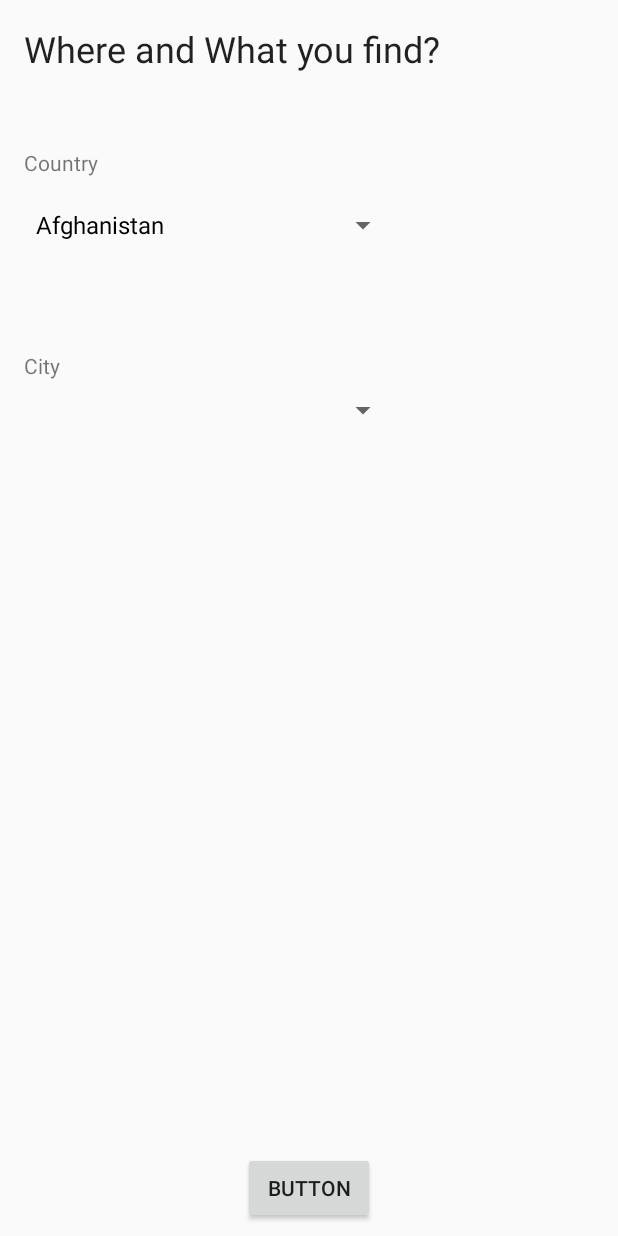
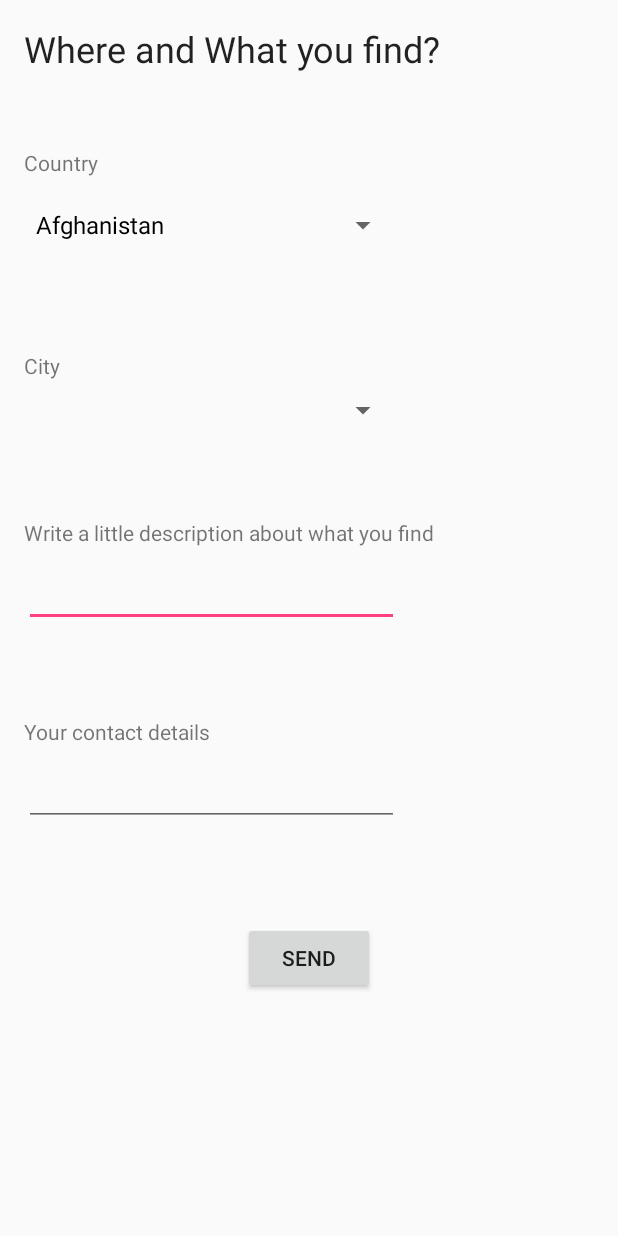
Before and after one commit to oli799/Findit, an Android app: the findActivity screen opened directly, with no data from a screen before it, on a phone screen of 412 x 824 dp. Run offline under Robolectric (Android 15) with nearby library versions, the phone set to English and light mode, and no system bars; 1 statement that could not run was skipped.

Commit message:
city/country jshon  final

```diff
--- a/app/src/main/java/rdev/findit/findActivity.java
+++ b/app/src/main/java/rdev/findit/findActivity.java
@@ -9,6 +9,7 @@ import android.view.View;
 import android.widget.AdapterView;
 import android.widget.ArrayAdapter;
 import android.widget.Button;
+import android.widget.EditText;
 import android.widget.Spinner;
 import android.widget.TextView;
 
@@ -29,9 +30,17 @@ import java.util.List;
 
 public class findActivity extends AppCompatActivity {
 
+    private final String URL = "https://raw.githubusercontent.com/David-Haim/CountriesToCitiesJSON/master/countriesToCities.json";
+
+
     private Spinner spinner_country;
     private Spinner spinner_city;
+    private Button button_send;
+    private EditText edittext_desc;
+    private EditText edittrex_contact;
     private List<String> spinnerArray;
+
+
 
 
 
@@ -44,6 +53,10 @@ public class findActivity extends AppCompatActivity {
 
         spinner_country = (Spinner) findViewById(R.id.spinner_country);
         spinner_city = (Spinner) findViewById(R.id.spinner_city);
+        button_send =(Button) findViewById(R.id.button_Send);
+        edittext_desc = (EditText) findViewById(R.id.editText_Description);
+        edittrex_contact = (EditText) findViewById(R.id.editText_Contact);
+
 
 
 
@@ -61,12 +74,14 @@ public class findActivity extends AppCompatActivity {
         //SPINNER_COUNTRY_ADAPTER_FELTÖLTÉSE
 
 
+
+
         //SPINNER_COUNTRY_ADAPTER_KIVÁLASZTÁS_ÉRZÉKELÉS_ÉS_ASYNC_MEGHÍVÁSA
 
         spinner_country.setOnItemSelectedListener(new AdapterView.OnItemSelectedListener() {
             @Override
             public void onItemSelected(AdapterView<?> adapterView, View view, int i, long l) {
-                new JSONTask().execute("https://raw.githubusercontent.com/David-Haim/CountriesToCitiesJSON/master/countriesToCities.json");
+                new JSONTask().execute(URL);
             }
 
             @Override
@@ -172,10 +187,6 @@ public class findActivity extends AppCompatActivity {
             spinner_city.setAdapter(adapter);
 
 
-
-
-
-
         }
 
     }
--- a/app/src/main/res/layout/activity_find.xml
+++ b/app/src/main/res/layout/activity_find.xml
@@ -1,11 +1,24 @@
 <?xml version="1.0" encoding="utf-8"?>
-<android.support.constraint.ConstraintLayout
+
+    <ScrollView
     xmlns:android="http://schemas.android.com/apk/res/android"
     xmlns:app="http://schemas.android.com/apk/res-auto"
     xmlns:tools="http://schemas.android.com/tools"
     android:layout_width="match_parent"
+    android:layout_height="match_parent" >
+
+        <LinearLayout
+            android:layout_width="match_parent"
+            android:layout_height="wrap_content"
+            android:orientation="vertical">
+
+
+            <android.support.constraint.ConstraintLayout
+
+                android:layout_width="match_parent"
                 android:layout_height="match_parent"
                 tools:context="rdev.findit.lostActivity">
+
 
                 <TextView
                     android:id="@+id/textView_Title"
@@ -31,6 +44,7 @@
                     android:layout_marginLeft="16dp"/>
 
                 <Spinner
+
                     android:id="@+id/spinner_country"
                     android:layout_width="250dp"
                     android:layout_height="wrap_content"
@@ -39,7 +53,9 @@
                     app:layout_constraintStart_toStartOf="parent"
                     app:layout_constraintTop_toBottomOf="@+id/textView_Country"
                     android:layout_marginLeft="16dp"
-        android:spinnerMode="dropdown"/>
+                    android:spinnerMode="dropdown">
+
+                </Spinner>
 
                 <TextView
                     android:id="@+id/textView_City"
@@ -62,17 +78,69 @@
                     app:layout_constraintTop_toBottomOf="@+id/textView_City"
                     android:layout_marginLeft="16dp"/>
 
-    <Button
-        android:id="@+id/button"
+
+                <TextView
+                    android:id="@+id/textView_Description"
                     android:layout_width="wrap_content"
                     android:layout_height="wrap_content"
-        android:layout_marginBottom="8dp"
+                    android:layout_marginStart="16dp"
+                    android:layout_marginTop="60dp"
+                    android:text="@string/description"
+                    app:layout_constraintStart_toStartOf="parent"
+                    app:layout_constraintTop_toBottomOf="@+id/spinner_city"
+                    android:layout_marginLeft="16dp"/>
+
+                <EditText
+                    android:id="@+id/editText_Description"
+                    android:layout_width="250dp"
+                    android:layout_height="wrap_content"
+                    android:layout_marginStart="16dp"
+                    android:layout_marginTop="8dp"
+                    app:layout_constraintStart_toStartOf="parent"
+                    app:layout_constraintTop_toBottomOf="@+id/textView_Description"
+                    android:layout_marginLeft="16dp"
+                    android:inputType="none"
+                    android:focusable="true" android:focusableInTouchMode="true"
+                    />
+
+                <TextView
+                    android:id="@+id/textView_contact"
+                    android:layout_width="wrap_content"
+                    android:layout_height="wrap_content"
+                    android:layout_marginStart="16dp"
+                    android:layout_marginTop="60dp"
+                    android:text="@string/contact"
+                    app:layout_constraintStart_toStartOf="parent"
+                    app:layout_constraintTop_toBottomOf="@+id/editText_Description"
+                    android:layout_marginLeft="16dp"/>
+
+                <EditText
+                    android:id="@+id/editText_Contact"
+                    android:layout_width="250dp"
+                    android:layout_height="wrap_content"
+                    android:layout_marginStart="16dp"
+                    android:layout_marginTop="8dp"
+                    android:inputType="text"
+                    app:layout_constraintStart_toStartOf="parent"
+                    app:layout_constraintTop_toBottomOf="@+id/textView_contact"
+                    android:layout_marginLeft="16dp"
+                    android:focusable="true" android:focusableInTouchMode="true"/>
+
+                <Button
+                    android:id="@+id/button_Send"
+                    android:layout_width="wrap_content"
+                    android:layout_height="wrap_content"
                     android:layout_marginEnd="8dp"
                     android:layout_marginStart="8dp"
-        android:text="Button"
-        app:layout_constraintBottom_toBottomOf="parent"
+                    android:layout_marginTop="64dp"
+                    android:text="@string/button"
                     app:layout_constraintEnd_toEndOf="parent"
-        app:layout_constraintStart_toStartOf="parent"/>
+                    app:layout_constraintStart_toStartOf="parent"
+                    app:layout_constraintTop_toBottomOf="@+id/editText_Contact"/>
 
 
             </android.support.constraint.ConstraintLayout>
+
+
+        </LinearLayout>
+    </ScrollView>
--- a/app/src/main/res/values/countryes.xml
+++ b/app/src/main/res/values/countryes.xml
@@ -66,7 +66,6 @@
         <item>Eritrea</item>
         <item>Estonia</item>
         <item>Ethiopia</item>
-        <item>Europe</item>
         <item>Faroe Islands</item>
         <item>Fiji</item>
         <item>Finland</item>
--- a/app/src/main/res/values/strings.xml
+++ b/app/src/main/res/values/strings.xml
@@ -7,6 +7,7 @@
     <string name="heading">Find It</string>
 
     //lostActivity
+    //lostActivity
 
 
     //findActivity
@@ -15,6 +16,8 @@
     <string name="city">City</string>
     <string name="description">Write a little description about what you find</string>
     <string name="contact">Your contact details</string>
+    <string name="button">Send</string>
+    //findActivity
 
 
 </resources>
```
Lines whose indentation alone changed are shown as unchanged.
